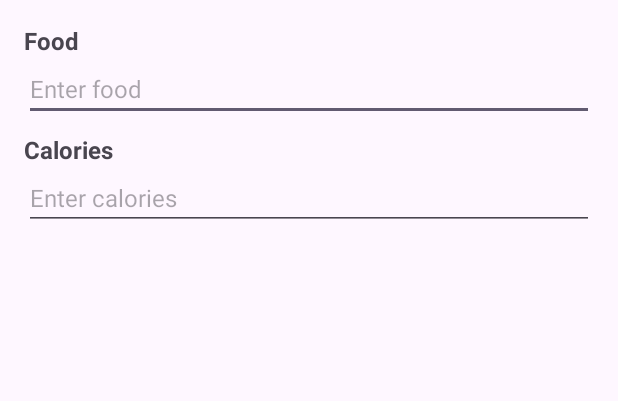
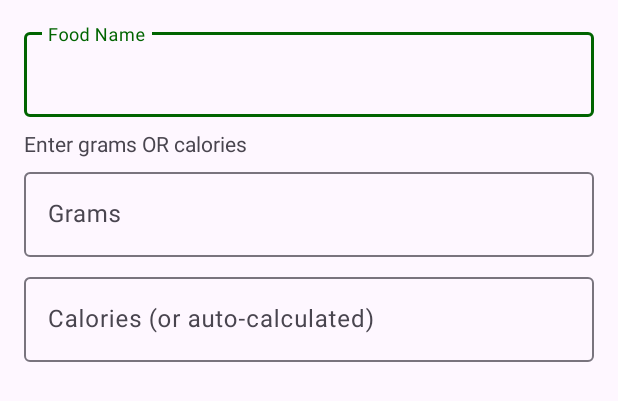
Before and after one commit to nahuyadada/Ch, an Android app built with Jetpack Compose: the layout dialog_add_meal.xml on its own in the app's theme, with its tools: preview values and no code run, on a phone screen of 412 x 824 dp. Shown: the top 401 px of the screen. Run offline under Robolectric (Android 15) with nearby library versions, the phone set to English and light mode, and no system bars.

Commit message:
Added BMI and Input Grams for calorie

```diff
--- a/app/src/main/res/layout/dialog_add_meal.xml
+++ b/app/src/main/res/layout/dialog_add_meal.xml
@@ -5,34 +5,50 @@
     android:orientation="vertical"
     android:padding="16dp">
 
-    <TextView
-        android:layout_width="wrap_content"
+    <com.google.android.material.textfield.TextInputLayout
+        android:layout_width="match_parent"
         android:layout_height="wrap_content"
-        android:text="Food"
-        android:textSize="16sp"
-        android:textStyle="bold"/>
+        android:hint="Food Name">
 
-    <EditText
+        <com.google.android.material.textfield.TextInputEditText
             android:id="@+id/edtFood"
             android:layout_width="match_parent"
             android:layout_height="wrap_content"
-        android:hint="Enter food"
-        android:textSize="16sp"/>
+            android:inputType="textCapWords" />
+    </com.google.android.material.textfield.TextInputLayout>
 
     <TextView
-        android:layout_width="wrap_content"
+        android:layout_width="match_parent"
         android:layout_height="wrap_content"
-        android:text="Calories"
-        android:textSize="16sp"
-        android:textStyle="bold"
-        android:layout_marginTop="8dp"/>
+        android:layout_marginTop="8dp"
+        android:text="Enter grams OR calories"/>
 
-    <EditText
+    <com.google.android.material.textfield.TextInputLayout
+        android:layout_width="match_parent"
+        android:layout_height="wrap_content"
+        android:layout_marginTop="4dp"
+        android:hint="Grams">
+
+        <com.google.android.material.textfield.TextInputEditText
+            android:id="@+id/edtGrams"
+            android:layout_width="match_parent"
+            android:layout_height="wrap_content"
+            android:inputType="numberDecimal" />
+    </com.google.android.material.textfield.TextInputLayout>
+
+
+    <com.google.android.material.textfield.TextInputLayout
+        android:layout_width="match_parent"
+        android:layout_height="wrap_content"
+        android:layout_marginTop="8dp"
+        android:hint="Calories (or auto-calculated)">
+
+        <com.google.android.material.textfield.TextInputEditText
             android:id="@+id/edtCalories"
             android:layout_width="match_parent"
             android:layout_height="wrap_content"
-        android:hint="Enter calories"
-        android:textSize="16sp"
-        android:inputType="number"/>
+            android:inputType="number" />
+    </com.google.android.material.textfield.TextInputLayout>
+
 
 </LinearLayout>
```
Also changed, not shown: app/src/main/java/com/example/chowcheck/frag/BmiFragment.kt (added, +129 -0 lines), app/src/main/java/com/example/chowcheck/frag/FoodLogFragment.kt (+60 -16 lines), app/src/main/java/com/example/chowcheck/frag/ProfileFragment.kt (+30 -4 lines), app/src/main/res/layout/fragment_bmi.xml (added, +132 -0 lines), app/src/main/res/layout/fragment_profile.xml (+18 -4 lines), app/src/main/res/layout/list_item_profile_option.xml (+8 -3 lines), app/src/main/res/navigation/main_nav.xml (+16 -5 lines), app/src/main/res/drawable/body_mass_index.png (added), 289 other files. Lines whose indentation alone changed are shown as unchanged.
